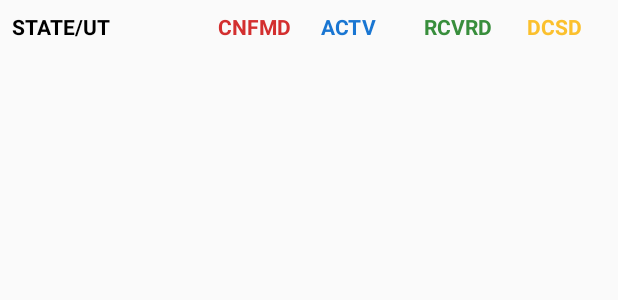
After one commit to ashwanisng/COVID-19-TRACKER, an Android app: the layout item_header.xml on its own in the app's theme, with its tools: preview values and no code run, on a phone screen of 412 x 824 dp. The commit adds this screen. Shown: the top 300 px of the screen. Run offline under Robolectric (Android 15) with nearby library versions, the phone set to English and light mode, and no system bars; network calls fail.

Commit message:
app is completed

```diff
--- /dev/null
+++ b/app/src/main/res/layout/item_header.xml
@@ -0,0 +1,67 @@
+<?xml version="1.0" encoding="utf-8"?>
+<LinearLayout xmlns:android="http://schemas.android.com/apk/res/android"
+    android:layout_width="match_parent"
+    android:layout_height="match_parent">
+
+    <TextView
+        android:layout_width="0dp"
+        android:layout_height="wrap_content"
+        android:layout_weight="2"
+        android:text="State/Ut"
+        android:textAllCaps="true"
+        android:textStyle="bold"
+        android:padding="8dp"
+        android:textColor="@android:color/black">
+
+    </TextView>
+
+    <TextView
+        android:layout_width="0dp"
+        android:layout_height="wrap_content"
+        android:layout_weight="1"
+        android:text="CNFMD"
+        android:textAllCaps="true"
+        android:textStyle="bold"
+        android:padding="8dp"
+        android:textColor="@color/dark_red">
+
+    </TextView>
+
+    <TextView
+        android:layout_width="0dp"
+        android:layout_height="wrap_content"
+        android:layout_weight="1"
+        android:text="ACTV"
+        android:textAllCaps="true"
+        android:textStyle="bold"
+        android:padding="8dp"
+        android:textColor="@color/dark_blue">
+
+    </TextView>
+
+    <TextView
+        android:layout_width="0dp"
+        android:layout_height="wrap_content"
+        android:layout_weight="1"
+        android:text="RCVRD"
+        android:textAllCaps="true"
+        android:textStyle="bold"
+        android:padding="8dp"
+        android:textColor="@color/dark_green">
+
+    </TextView>
+
+    <TextView
+        android:layout_width="0dp"
+        android:layout_height="wrap_content"
+        android:layout_weight="1"
+        android:text="DCSD"
+        android:textAllCaps="true"
+        android:textStyle="bold"
+        android:padding="8dp"
+        android:textColor="@color/dark_yellow">
+
+    </TextView>
+
+
+</LinearLayout>
```
Also changed, not shown: app/src/main/java/com/ashwanisng/covid19_tracker/CoronaAdapter.kt (added, +58 -0 lines), app/src/main/java/com/ashwanisng/covid19_tracker/MainActivity.kt (+19 -0 lines), app/src/main/java/com/ashwanisng/covid19_tracker/Response.kt (+5 -5 lines), app/src/main/java/com/ashwanisng/covid19_tracker/SpanniableDelta.kt (added, +24 -0 lines), app/src/main/res/layout/activity_main.xml (+9 -1 lines), app/src/main/res/layout/item_list.xml (added, +71 -0 lines).
